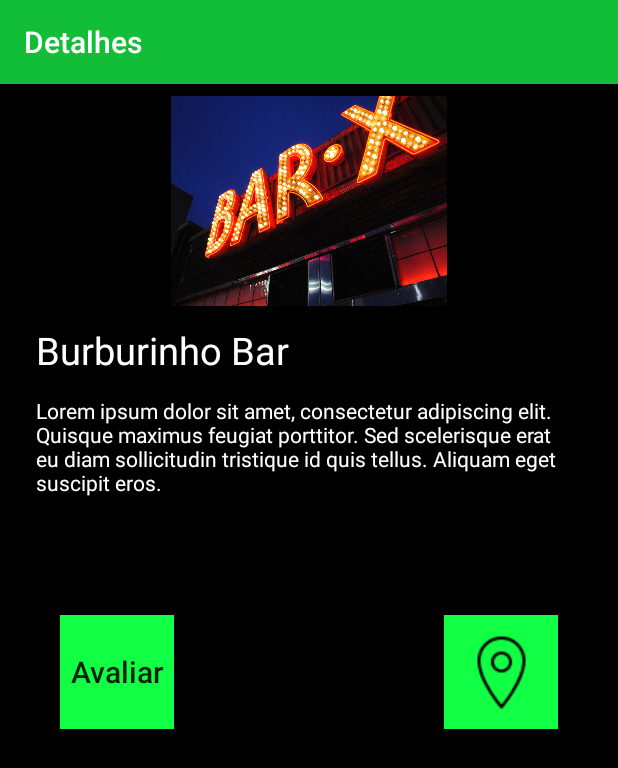
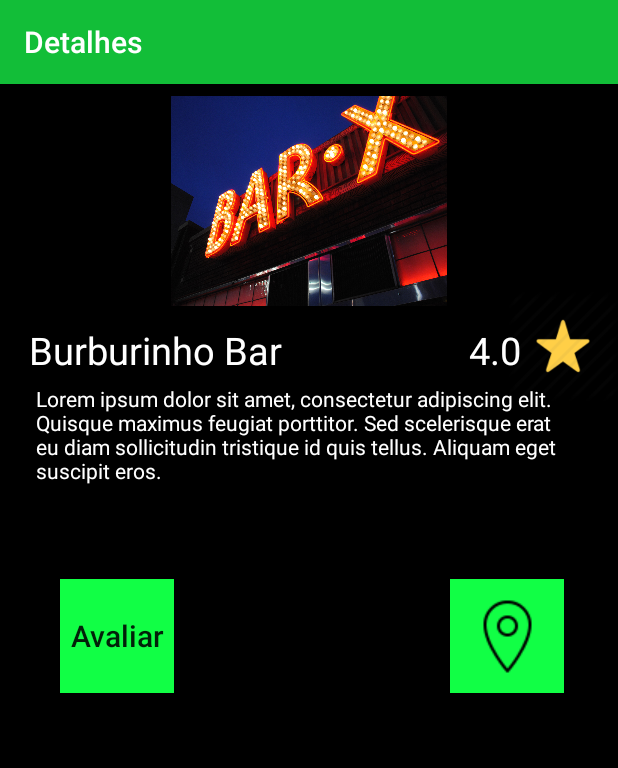
Before and after one commit to bee-la/BeeLa, an Android app: the HomeAct screen opened directly, with no data from a screen before it, after a tap on an icon or button, on a phone screen of 412 x 824 dp. Shown: the top 768 px of the screen. Run offline under Robolectric (Android 15) with nearby library versions, the phone set to English and light mode, and no system bars.

Commit message:
Retornando lugares com nota acima de 4.3
Demais explicação em TODO pelo código.

```diff
--- a/app/src/main/java/br/ufrpe/beela/database/negocio/AlimentarBancoDeDados.java
+++ b/app/src/main/java/br/ufrpe/beela/database/negocio/AlimentarBancoDeDados.java
@@ -55,6 +55,10 @@ public class AlimentarBancoDeDados {
         lugar.setLocalicao(context.getString(R.string.localRU));
         lugar.setCaminho(context.getString(R.string.caminhoRu));
 
+//TODO      Adicionei esses dois em todos, mas deixei o tipo comentado caso tu nao use
+        lugar.setNotaGeral(4.5);
+//        lugar.setTipo("comida"); //caso precise usar
+
         LugarDAO bd = new LugarDAO();
         bd.getEscrever(context);
         bd.inserir(lugar);
@@ -83,6 +87,10 @@ public class AlimentarBancoDeDados {
         lugar.setLocalicao(context.getString(R.string.igLocal));
         lugar.setCaminho(context.getString(R.string.igCaminho));
 
+        lugar.setNotaGeral(4.3);
+        lugar.setTipo("variado");
+
+
         LugarDAO bd = new LugarDAO();
         bd.getEscrever(context);
         bd.inserir(lugar);
@@ -104,6 +112,10 @@ public class AlimentarBancoDeDados {
         lugar.setTexto(context.getString(R.string.loremIpsum));
         lugar.setLocalicao(context.getString(R.string.ribsLocal));
         lugar.setCaminho(context.getString(R.string.ribsCaminho));
+
+        lugar.setNotaGeral(4.2);
+        lugar.setTipo("comida");
+
 
         LugarDAO bd = new LugarDAO();
         bd.getEscrever(context);
@@ -127,6 +139,10 @@ public class AlimentarBancoDeDados {
         lugar.setTexto(context.getString(R.string.loremIpsum));
         lugar.setLocalicao(context.getString(R.string.shopLocal));
         lugar.setCaminho(context.getString(R.string.shopCaminho));
+
+        lugar.setNotaGeral(4.0);
+//        lugar.setTipo("variado");
+
 
         LugarDAO bd = new LugarDAO();
         bd.getEscrever(context);
@@ -153,6 +169,10 @@ public class AlimentarBancoDeDados {
         lugar.setLocalicao(context.getString(R.string.mirabiLocal));
         lugar.setCaminho(context.getString(R.string.mirabiCaminho));
 
+        lugar.setNotaGeral(4.4);
+//        lugar.setTipo("variado");
+
+
         LugarDAO bd = new LugarDAO();
         bd.getEscrever(context);
         bd.inserir(lugar);
@@ -177,6 +197,11 @@ public class AlimentarBancoDeDados {
         lugar.setTexto(context.getString(R.string.loremIpsum));
         lugar.setLocalicao(context.getString(R.string.baileLocal));
         lugar.setCaminho(context.getString(R.string.baileCaminho));
+
+        lugar.setNotaGeral(4.0);
+//        lugar.setTipo("musica");
+
+
         //
         LugarDAO bd = new LugarDAO();
         bd.getEscrever(context);
@@ -207,6 +232,10 @@ public class AlimentarBancoDeDados {
         lugar.setLocalicao("-8.0391429,-34.8943923");
         lugar.setCaminho("barx");
 
+        lugar.setNotaGeral(4.0);
+//        lugar.setTipo("comida");
+
+
         LugarDAO bd = new LugarDAO();
         bd.getEscrever(context);
         bd.inserir(lugar);
@@ -228,6 +257,10 @@ public class AlimentarBancoDeDados {
         lugar.setDescriacao("Bar e Resturante");
         lugar.setLocalicao("-8.064217,-34.8753367");
         lugar.setCaminho("barx");
+
+        lugar.setNotaGeral(4.0);
+//        lugar.setTipo("musica");
+
 
         LugarDAO bd = new LugarDAO();
         bd.getEscrever(context);
@@ -257,6 +290,10 @@ public class AlimentarBancoDeDados {
         lugar.setLocalicao("-8.032956,-34.9175807");
         lugar.setCaminho("barx");
 
+        lugar.setNotaGeral(4.0);
+//        lugar.setTipo("musica");
+
+
         LugarDAO bd = new LugarDAO();
         bd.getEscrever(context);
         bd.inserir(lugar);
@@ -279,6 +316,10 @@ public class AlimentarBancoDeDados {
         lugar.setLocalicao("-8.051227,-34.8999917");
         lugar.setCaminho("barx");
 
+        lugar.setNotaGeral(4.1);
+//        lugar.setTipo("musica");
+
+
         LugarDAO bd = new LugarDAO();
         bd.getEscrever(context);
         bd.inserir(lugar);
@@ -299,6 +340,10 @@ public class AlimentarBancoDeDados {
         lugar.setDescriacao(context.getString(R.string.bar));
         lugar.setLocalicao("-8.0640389,-34.8746559");
         lugar.setCaminho("barx");
+
+        lugar.setNotaGeral(4.6);
+//        lugar.setTipo("musica");
+
 
         LugarDAO bd = new LugarDAO();
         bd.getEscrever(context);
@@ -321,6 +366,10 @@ public class AlimentarBancoDeDados {
         lugar.setLocalicao("-8.0537027,-34.9222478");
         lugar.setCaminho("barx");
 
+        lugar.setNotaGeral(4.2);
+//        lugar.setTipo("musica");
+
+
         LugarDAO bd = new LugarDAO();
         bd.getEscrever(context);
         bd.inserir(lugar);
@@ -341,6 +390,10 @@ public class AlimentarBancoDeDados {
         lugar.setDescriacao(context.getString(R.string.bar));
         lugar.setLocalicao("-8.06026,-34.9303302");
         lugar.setCaminho("barx");
+
+        lugar.setNotaGeral(4.3);
+//        lugar.setTipo("musica");
+
 
         LugarDAO bd = new LugarDAO();
         bd.getEscrever(context);
@@ -363,6 +416,10 @@ public class AlimentarBancoDeDados {
         lugar.setLocalicao("-8.0247618,-34.8958559");
         lugar.setCaminho("barx");
 
+        lugar.setNotaGeral(4.0);
+//        lugar.setTipo("musica");
+
+
         LugarDAO bd = new LugarDAO();
         bd.getEscrever(context);
         bd.inserir(lugar);
@@ -383,6 +440,10 @@ public class AlimentarBancoDeDados {
         lugar.setDescriacao(context.getString(R.string.bar));
         lugar.setLocalicao("-8.042149,-34.8935926");
         lugar.setCaminho("barx");
+
+        lugar.setNotaGeral(4.1);
+//        lugar.setTipo("musica");
+
 
         LugarDAO bd = new LugarDAO();
         bd.getEscrever(context);
@@ -405,6 +466,9 @@ public class AlimentarBancoDeDados {
         lugar.setTexto(context.getString(R.string.loremIpsum));
         lugar.setLocalicao(context.getString(R.string.jaqueiraLocal));
         lugar.setCaminho(context.getString(R.string.jaqueiraCaminho));
+
+        lugar.setNotaGeral(4.5);
+//        lugar.setTipo("variado");
 
         LugarDAO bd = new LugarDAO();
         bd.getEscrever(context);
@@ -431,6 +495,10 @@ public class AlimentarBancoDeDados {
         lugar.setLocalicao("-8.1309239,-34.9155127");
         lugar.setCaminho(context.getString(R.string.praiaX));
 
+        lugar.setNotaGeral(4.4);
+//        lugar.setTipo("variado");
+
+
         LugarDAO bd = new LugarDAO();
         bd.getEscrever(context);
         bd.inserir(lugar);
@@ -454,6 +522,10 @@ public class AlimentarBancoDeDados {
         lugar.setDescriacao("Praia");
         lugar.setLocalicao("-8.1049151,-34.9214614");
         lugar.setCaminho(context.getString(R.string.praiaX));
+
+        lugar.setNotaGeral(4.2);
+//        lugar.setTipo("variado");
+
 
         LugarDAO bd = new LugarDAO();
         bd.getEscrever(context);
@@ -479,6 +551,10 @@ public class AlimentarBancoDeDados {
         lugar.setLocalicao("-8.0507299,-34.9305708");
         lugar.setCaminho("mcdonald");
 
+        lugar.setNotaGeral(4.8);
+//        lugar.setTipo("comida");
+
+
         LugarDAO bd = new LugarDAO();
         bd.getEscrever(context);
         bd.inserir(lugar);
@@ -499,6 +575,10 @@ public class AlimentarBancoDeDados {
         lugar.setDescriacao("Fast Food");
         lugar.setLocalicao("-8.0206476,-35.0181816");
         lugar.setCaminho("subway");
+
+        lugar.setNotaGeral(4.6);
+//        lugar.setTipo("comida");
+
 
         LugarDAO bd = new LugarDAO();
         bd.getEscrever(context);
@@ -521,6 +601,10 @@ public class AlimentarBancoDeDados {
         lugar.setLocalicao("-8.0206225,-35.1232507");
         lugar.setCaminho("pizzahut");
 
+        lugar.setNotaGeral(4.4);
+//        lugar.setTipo("comida");
+
+
         LugarDAO bd = new LugarDAO();
         bd.getEscrever(context);
         bd.inserir(lugar);
--- a/app/src/main/java/br/ufrpe/beela/lugar/dao/LugarDAO.java
+++ b/app/src/main/java/br/ufrpe/beela/lugar/dao/LugarDAO.java
@@ -40,6 +40,11 @@ public class LugarDAO {
         valores.put("localizacao", lugar.getLocalicao());
         valores.put("caminho",lugar.getCaminho());
         valores.put("texto",lugar.getTexto());
+
+//TODO          Adicionado
+        valores.put("notaGeral", lugar.getNotaGeral());
+//        valores.put("tipo", lugar.getTipo()); TODO --> Se for usar falta adicionar na tabela
+
         bd.insert("lugar", null, valores);
         bd.close();
     }
@@ -55,6 +60,13 @@ public class LugarDAO {
             lugar.setDescriacao(cursor.getString(2));
             lugar.setLocalicao(cursor.getString(3));
             lugar.setCaminho(cursor.getString(4));
+
+            lugar.setTexto(cursor.getString(5));
+            lugar.setNotaGeral(cursor.getDouble(6));
+
+//TODO              Adicionado
+//            lugar.setTipo(cursor.getString(7));
+
         }
         bd.close();
         return lugar;
@@ -72,6 +84,11 @@ public class LugarDAO {
             lugar.setLocalicao(cursor.getString(3));
             lugar.setCaminho(cursor.getString(4));
             lugar.setTexto(cursor.getString(5));
+
+ //TODO              Adicionado
+            lugar.setNotaGeral(cursor.getDouble(6));
+            //            lugar.setTipo(cursor.getString(7));
+
         }
         bd.close();
         return lugar;
@@ -103,6 +120,11 @@ public class LugarDAO {
                 lugar.setLocalicao(cursor.getString(3));
                 lugar.setCaminho(cursor.getString(4));
                 lugar.setTexto(cursor.getString(5));
+
+//TODO              Adicionado
+                lugar.setNotaGeral(cursor.getDouble(6));
+//            lugar.setTipo(cursor.getString(7));
+
                 lugarArrayList.add(lugar);
             } while (cursor.moveToNext());
 
--- a/app/src/main/java/br/ufrpe/beela/lugar/dominio/Lugar.java
+++ b/app/src/main/java/br/ufrpe/beela/lugar/dominio/Lugar.java
@@ -24,6 +24,8 @@ public class Lugar implements Serializable {
     private String texto;
     private Double notaGeral = 0.0;
 
+    private String tipo;
+
     public int getId() {
         return id;
     }
@@ -47,6 +49,16 @@ public class Lugar implements Serializable {
     }
 
     public Double getNotaGeral() {return notaGeral;}
+
+
+    public String getTipo(){
+        return this.tipo;
+    }
+
+    public void setTipo(String tipo){
+        this.tipo=tipo;
+    }
+
 
     public void setId(int id) {
         this.id = id;
--- a/app/src/main/java/br/ufrpe/beela/lugar/gui/EscolhaProgramaAct.java
+++ b/app/src/main/java/br/ufrpe/beela/lugar/gui/EscolhaProgramaAct.java
@@ -29,6 +29,8 @@ public class EscolhaProgramaAct extends AppCompatActivity {
 
     private static ArrayList<Lugar> ListaLugar = new ArrayList<Lugar>();
     private static ArrayList<Pessoa> ListaPessoa = new ArrayList<Pessoa>();
+
+    private static ArrayList<Lugar> lugaresComMaioresNotas = new ArrayList<Lugar>();
 
     @Override
     protected void onCreate(Bundle savedInstanceState) {
@@ -66,6 +68,8 @@ public class EscolhaProgramaAct extends AppCompatActivity {
     public void gerarSozinho() {
         ArrayList<Lugar> lugarArrayList = lugarService.gerarListaLugar(perfilUsuario, this);
         EscolhaProgramaAct.setListaLugar(lugarArrayList);
+
+        getLugaresComMaiorNota();
     }
 
     public static void setListaLugar(ArrayList<Lugar> listaLugar) {
@@ -73,7 +77,9 @@ public class EscolhaProgramaAct extends AppCompatActivity {
     }
 
     public static ArrayList<Lugar> getListaLugar() {
-        return ListaLugar;
+
+        return lugaresComMaioresNotas;
+//        return ListaLugar;
     }
 
     public static ArrayList<Pessoa> getListaPessoa() {
@@ -101,8 +107,128 @@ public class EscolhaProgramaAct extends AppCompatActivity {
             matrizTotal.put(listaPessoas.get(i) ,userDao.getNotasPorPessoa(listaPessoas.get(i).getId()));
         }
 
+//TODO      Deve haver uma condição verificando se o usuário não votou em nenhum lugar antes de fazer isso
+//        for (Lugar lugar : lugaresComMaioresNotas){
+//            HashMap<Lugar,Double> hashMap = new HashMap<>();
+//            matrizTotal.put(LoginAct.getPessoa(), hashMap.put(lugar, lugar.getNotaGeral()));
+//        }
+
         SlopeOne slope=new SlopeOne(matrizTotal);
         slope.slopeOne();
 
     }
+
+
+
+    public static void getLugaresComMaiorNota() {
+        for (Lugar lugar : ListaLugar) {
+            if (lugar.getNotaGeral() >= 4.3) {
+                lugaresComMaioresNotas.add(lugar);
+            }
+        }
+    }
+
+
+
+
+
+//
+////TODO      Se for usar este método, precisa adicionar um atributo "tipo" em Lugar, na tabela do lugar, etc.
+////TODO        para verificar o tipo do lugar (comida, musica, esporte, variado)
+//    public ArrayList<Lugar> getLugaresComMaiorNotaOpcao() {
+//        ArrayList<Lugar> listaLugaresMusica = new ArrayList<Lugar>();
+//        ArrayList<Lugar> listaLugaresEsporte = new ArrayList<Lugar>();
+//        ArrayList<Lugar> listaLugaresComida = new ArrayList<Lugar>();
+//        ArrayList<Lugar> listaLugaresVariado = new ArrayList<Lugar>();
+//
+//        for (Lugar lugar : ListaLugar) {
+//
+//            if (lugar.getTipo().equals("comida")) {
+//                listaLugaresComida.add(lugar);
+//            } else if (lugar.getTipo().equals("esporte")) {
+//                listaLugaresEsporte.add(lugar);
+//            } else if (lugar.getTipo().equals("musica")) {
+//                listaLugaresMusica.add(lugar);
+//            } else if (lugar.getTipo().equals("variado")) {
+//                listaLugaresVariado.add(lugar);
+//            }
+//        }
+//
+//        return maioresNotas(listaLugaresMusica, listaLugaresEsporte, listaLugaresComida, listaLugaresVariado);
+//
+//    }
+//
+//
+//
+//    public ArrayList<Lugar> maioresNotas(ArrayList<Lugar> listaLugaresMusica, ArrayList<Lugar> listaLugaresEsporte,
+//    ArrayList<Lugar> listaLugaresComida, ArrayList<Lugar> listaLugaresVariado){
+//
+//        ArrayList<Lugar> listaLugaresComMaiorNota = new ArrayList<Lugar>();
+//
+//        if (listaLugaresComida.size()>0){
+//            listaLugaresComMaiorNota.add(maioresNotasComidaAux(listaLugaresComida));
+//        }
+//
+//        if (listaLugaresMusica.size()>0){
+//            listaLugaresComMaiorNota.add(maioresNotasMusicaAux(listaLugaresMusica));
+//        }
+//
+//        if (listaLugaresEsporte.size()>0){
+//            listaLugaresComMaiorNota.add(maioresNotasEsporteAux(listaLugaresEsporte));
+//        }
+//
+//        if (listaLugaresVariado.size()>0) {
+//            listaLugaresComMaiorNota.add(maioresNotasVariadoAux(listaLugaresVariado));
+//        }
+//
+//        return listaLugaresComMaiorNota;
+//    }
+//
+////TODO          retorna um lugar comida com maior nota
+//    public Lugar maioresNotasComidaAux(ArrayList<Lugar> listaLugaresComida){
+//        Lugar lugarComidaComMaiorNota = new Lugar();
+//        for(Lugar lugar : listaLugaresComida){
+//            if (lugar.getNotaGeral()>lugarComidaComMaiorNota.getNotaGeral()){
+//                lugarComidaComMaiorNota=lugar;
+//            }
+//        }
+//        return lugarComidaComMaiorNota;
+//    }
+//
+//
+////TODO          retorna lugares musica com maior nota
+//    public Lugar maioresNotasMusicaAux(ArrayList<Lugar> listaLugaresMusica){
+//        Lugar  lugarMusicaComMaiorNota = new Lugar();
+//        for (Lugar lugar: listaLugaresMusica){
+//            if (lugar.getNotaGeral()>lugarMusicaComMaiorNota.getNotaGeral()){
+//                lugarMusicaComMaiorNota=lugar;
+//            }
+//        }
+//        return lugarMusicaComMaiorNota;
+//    }
+//
+//
+////TODO          retorna um lugar esporte com maior nota
+//    public Lugar maioresNotasEsporteAux(ArrayList<Lugar> listaLugaresEsporte){
+//        Lugar lugarEspoteComMaiorNota = new Lugar();
+//        for (Lugar lugar: listaLugaresEsporte){
+//            if (lugar.getNotaGeral()>lugarEspoteComMaiorNota.getNotaGeral()){
+//                lugarEspoteComMaiorNota=lugar;
+//            }
+//        }
+//        return lugarEspoteComMaiorNota;
+//    }
+//
+//
+////TODO          retorna um lugar variado com maior nota
+//    public Lugar maioresNotasVariadoAux(ArrayList<Lugar> listaLugaresVariado){
+//        Lugar lugarVariadoComMaiorNota = new Lugar();
+//        for (Lugar lugar: listaLugaresVariado){
+//            if (lugar.getNotaGeral()>lugarVariadoComMaiorNota.getNotaGeral()){
+//                lugarVariadoComMaiorNota=lugar;
+//            }
+//        }
+//        return lugarVariadoComMaiorNota;
+//    }
+
 }
--- a/app/src/main/java/br/ufrpe/beela/lugar/gui/LugarDetalhesAct.java
+++ b/app/src/main/java/br/ufrpe/beela/lugar/gui/LugarDetalhesAct.java
@@ -23,7 +23,7 @@ public class LugarDetalhesAct extends AppCompatActivity  implements Serializable
 
     private ImageButton localizacaoBt;
     private Button classificacao;
-    private TextView nome,descricao;
+    private TextView nome,descricao, nota;
     private ImageView foto;
     private double destinolatitude;
     private double destinolongitude;
@@ -46,6 +46,9 @@ public class LugarDetalhesAct extends AppCompatActivity  implements Serializable
 
         nome = (TextView)findViewById(R.id.nomeDoLugar);
         nome.setText(getLugarRecuperado().getNome().toString());
+
+        nota= (TextView) findViewById(R.id.textView10);
+        nota.setText(String.valueOf(getLugarRecuperado().getNotaGeral()));
 
         descricao = findViewById(R.id.decriçãoLugar);
         descricao.setText("Lorem ipsum dolor sit amet, consectetur adipiscing elit. " +
--- a/app/src/main/res/layout/activity_lugar_detalhes.xml
+++ b/app/src/main/res/layout/activity_lugar_detalhes.xml
@@ -23,15 +23,15 @@
 
     <TextView
         android:id="@+id/nomeDoLugar"
-        android:layout_width="0dp"
-        android:layout_height="48dp"
+        android:layout_width="212dp"
+        android:layout_height="39dp"
         android:layout_marginEnd="8dp"
-        android:layout_marginStart="24dp"
+        android:layout_marginStart="4dp"
         android:layout_marginTop="160dp"
         android:textColor="@color/branco"
         android:textSize="25sp"
-        app:layout_constraintEnd_toEndOf="parent"
-        app:layout_constraintHorizontal_bias="0.512"
+        app:layout_constraintEnd_toEndOf="@+id/textView10"
+        app:layout_constraintHorizontal_bias="0.115"
         app:layout_constraintStart_toStartOf="parent"
         app:layout_constraintTop_toTopOf="parent" />
 
@@ -41,10 +41,11 @@
         android:layout_height="106dp"
         android:layout_marginEnd="24dp"
         android:layout_marginStart="24dp"
-        android:layout_marginTop="208dp"
+        android:layout_marginTop="200dp"
         android:textAlignment="viewStart"
         android:textColor="@color/branco"
         app:layout_constraintEnd_toEndOf="parent"
+        app:layout_constraintHorizontal_bias="0.0"
         app:layout_constraintStart_toStartOf="parent"
         app:layout_constraintTop_toTopOf="parent" />
 
@@ -53,8 +54,8 @@
         android:layout_width="76dp"
 
         android:layout_height="76dp"
-        android:layout_marginEnd="40dp"
-        android:layout_marginTop="40dp"
+        android:layout_marginEnd="36dp"
+        android:layout_marginTop="24dp"
         android:background="@color/verdeBotao"
         app:layout_constraintEnd_toEndOf="parent"
         app:layout_constraintTop_toBottomOf="@+id/decriçãoLugar"
@@ -83,7 +84,7 @@
         android:layout_width="76dp"
         android:layout_height="76dp"
         android:layout_marginStart="40dp"
-        android:layout_marginTop="40dp"
+        android:layout_marginTop="24dp"
         android:background="@color/verdeBotao"
         android:text="Avaliar"
         android:textAllCaps="false"
@@ -91,4 +92,24 @@
         app:layout_constraintStart_toStartOf="parent"
         app:layout_constraintTop_toBottomOf="@+id/decriçãoLugar" />
 
+    <TextView
+        android:id="@+id/textView10"
+        android:layout_width="43dp"
+        android:layout_height="35dp"
+        android:layout_marginEnd="56dp"
+        android:layout_marginTop="160dp"
+        android:textColor="@color/branco"
+        android:textSize="25sp"
+        app:layout_constraintEnd_toEndOf="parent"
+        app:layout_constraintTop_toTopOf="parent" />
+
+    <ImageView
+        android:id="@+id/imageView5"
+        android:layout_width="73dp"
+        android:layout_height="77dp"
+        android:layout_marginTop="136dp"
+        app:layout_constraintEnd_toEndOf="parent"
+        app:layout_constraintTop_toTopOf="parent"
+        app:srcCompat="@drawable/estrela" />
+
 </android.support.constraint.ConstraintLayout>
```
Also changed, not shown: app/src/main/res/drawable/estrela.png (added).
